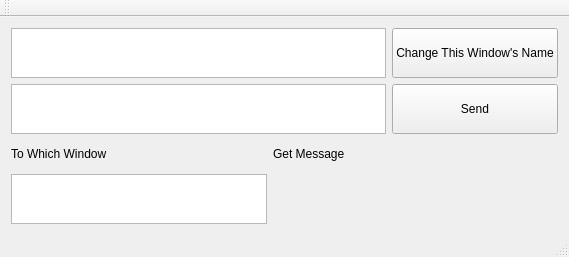
Qt form mainwindow.ui (Chia-ChunHsu/Qt-WindowsMesssage) before a commit.
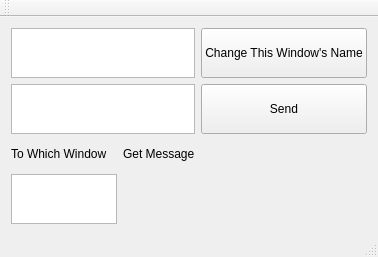
The same form after that commit.

The edit to the form file:
```diff
--- a/mainwindow.ui
+++ b/mainwindow.ui
@@ -6,7 +6,7 @@
    <rect>
     <x>0</x>
     <y>0</y>
-    <width>569</width>
+    <width>378</width>
     <height>257</height>
    </rect>
   </property>
```
Left out of the diff: 2 changed lines with no effect on the pictures.
